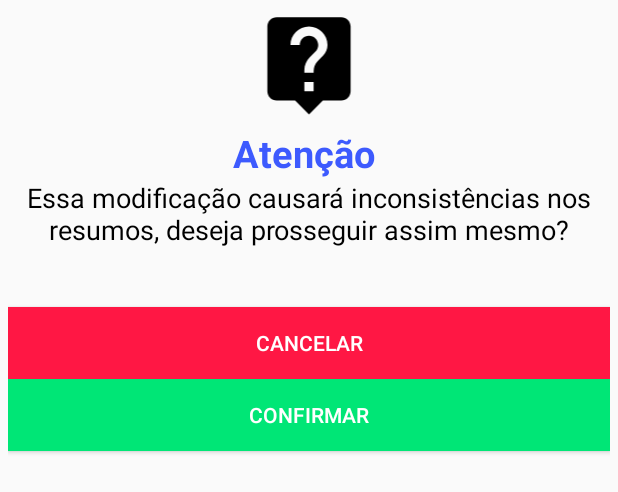
After one commit to vanessakoch/babyroutine, an Android app: the layout dialog_remove.xml on its own in the app's theme, with its tools: preview values and no code run, on a phone screen of 412 x 824 dp. The commit adds this screen. Shown: the top 492 px of the screen. Run offline under Robolectric (Android 15) with nearby library versions, the phone set to English and light mode, and no system bars.

Commit message:
removendo e editando com alerta e funcionando

```diff
--- a/app/src/main/java/com/example/baby_routine/Event.java
+++ b/app/src/main/java/com/example/baby_routine/Event.java
@@ -34,7 +34,6 @@ public class Event implements Parcelable {
         this.hour = hour;
     }
 
-    @Ignore
     public Event(long id, int image, String action, String date, String hour) {
         this.id = id;
         this.image = image;
--- /dev/null
+++ b/app/src/main/res/drawable/ic_live_help_black_24dp.xml
@@ -0,0 +1,9 @@
+<vector xmlns:android="http://schemas.android.com/apk/res/android"
+        android:width="24dp"
+        android:height="24dp"
+        android:viewportWidth="24.0"
+        android:viewportHeight="24.0">
+    <path
+        android:fillColor="#FF000000"
+        android:pathData="M19,2L5,2c-1.11,0 -2,0.9 -2,2v14c0,1.1 0.89,2 2,2h4l3,3 3,-3h4c1.1,0 2,-0.9 2,-2L21,4c0,-1.1 -0.9,-2 -2,-2zM13,18h-2v-2h2v2zM15.07,10.25l-0.9,0.92C13.45,11.9 13,12.5 13,14h-2v-0.5c0,-1.1 0.45,-2.1 1.17,-2.83l1.24,-1.26c0.37,-0.36 0.59,-0.86 0.59,-1.41 0,-1.1 -0.9,-2 -2,-2s-2,0.9 -2,2L8,8c0,-2.21 1.79,-4 4,-4s4,1.79 4,4c0,0.88 -0.36,1.68 -0.93,2.25z"/>
+</vector>
--- /dev/null
+++ b/app/src/main/res/layout/dialog_remove.xml
@@ -0,0 +1,50 @@
+<?xml version="1.0" encoding="utf-8"?>
+<LinearLayout xmlns:android="http://schemas.android.com/apk/res/android"
+    xmlns:app="http://schemas.android.com/apk/res-auto"
+    xmlns:tools="http://schemas.android.com/tools"
+    android:orientation="vertical" android:layout_width="match_parent"
+    android:layout_height="match_parent"
+    android:padding="5dp">
+
+    <ImageView
+        android:id="@+id/imageView2"
+        android:layout_width="match_parent"
+        android:layout_height="74dp"
+        app:srcCompat="@drawable/ic_live_help_black_24dp" />
+
+    <TextView
+        android:layout_width="101dp"
+        android:layout_height="wrap_content"
+        android:layout_gravity="center"
+        android:layout_marginTop="5dp"
+        android:textColor="#3D5AFE"
+        android:textSize="25sp"
+        android:textStyle="bold"
+        tools:text="Atenção" />
+
+    <TextView
+        android:id="@+id/txtinformation"
+        android:layout_width="match_parent"
+        android:layout_height="85dp"
+        android:text="Essa modificação causará inconsistências nos resumos, deseja prosseguir assim mesmo?"
+        android:textAlignment="center"
+        android:textColor="#000000"
+        android:textSize="18sp" />
+
+    <Button
+        android:id="@+id/btnCancela"
+        android:layout_width="match_parent"
+        android:layout_height="wrap_content"
+        android:background="#FF1744"
+        android:text="Cancelar"
+        android:textColor="#FFFFFF" />
+
+    <Button
+        android:id="@+id/btnConfirma"
+        android:layout_width="match_parent"
+        android:layout_height="wrap_content"
+        android:background="#00E676"
+        android:text="Confirmar"
+        android:textColor="#fff" />
+
+</LinearLayout>
```
Also changed, not shown: app/src/main/java/com/example/baby_routine/EventAdapter.java (+81 -37 lines), app/src/main/java/com/example/baby_routine/EventDao.java (+5 -8 lines).
